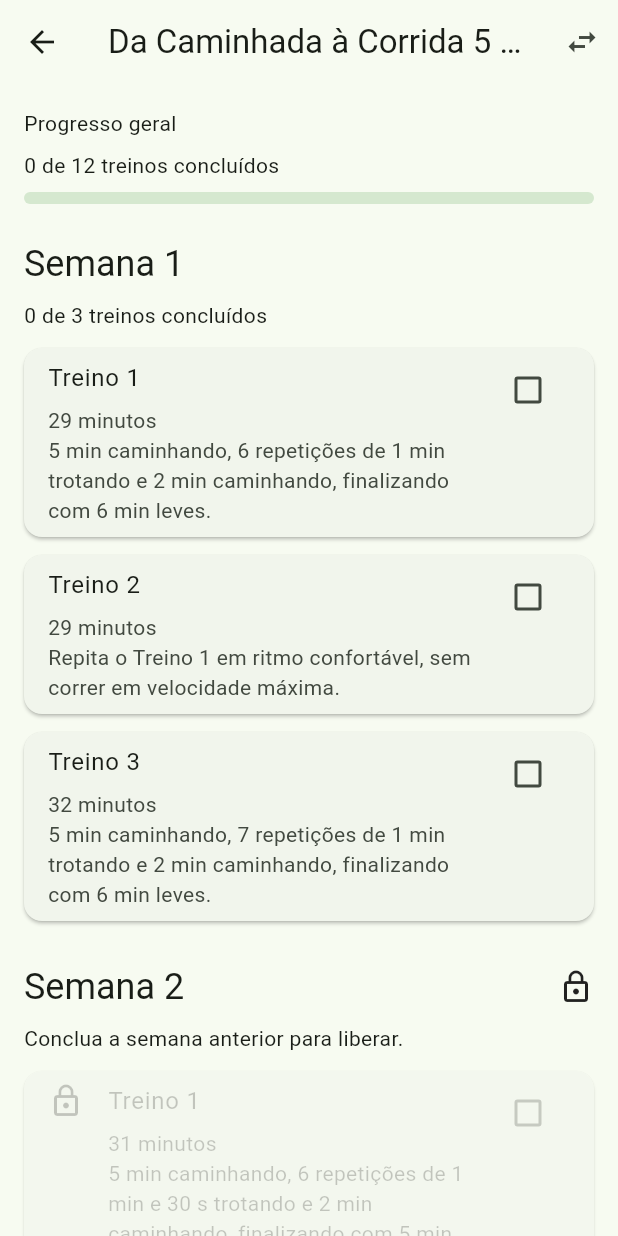
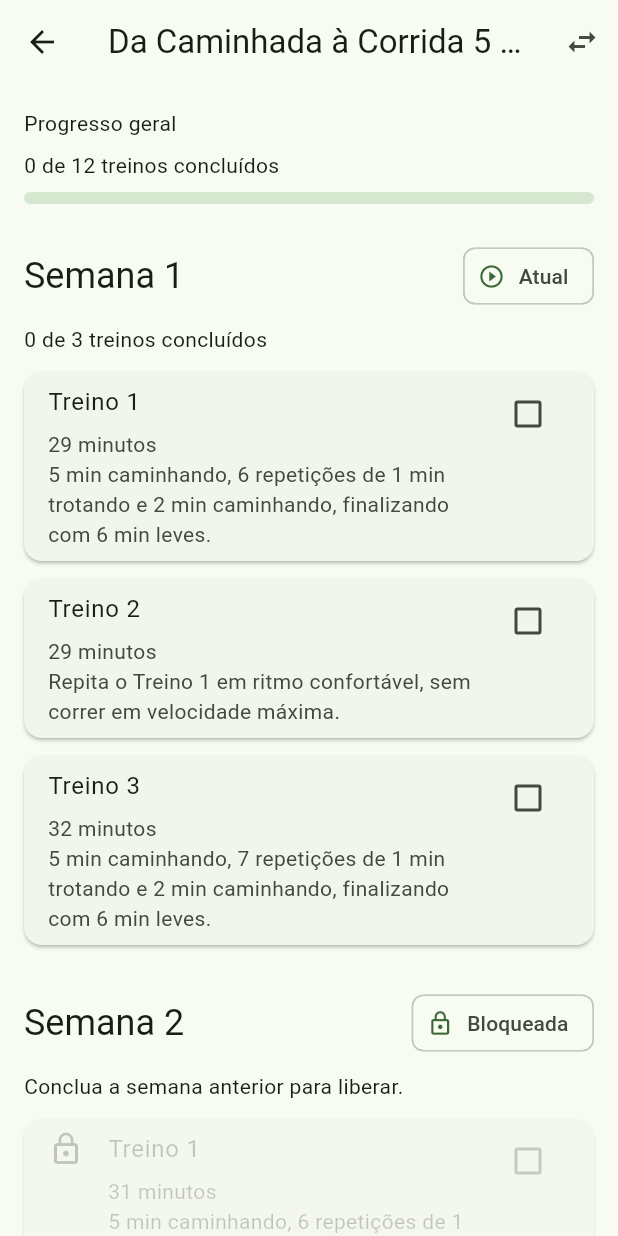
Before and after one commit to HonorioCodes/projeto-atlas, a Flutter app: the TrainingPlanScreen screen opened directly, on a phone screen of 412 x 824 dp. Run offline on Flutter 3.47's test engine with Material 3 defaults, Android fonts, the light colour scheme and no system bars; our stand-ins replace shared_preferences; accounts and stored records are empty.

Commit message:
feat: adiciona status visual às semanas

```diff
--- a/app/lib/screens/training/training_plan_screen.dart
+++ b/app/lib/screens/training/training_plan_screen.dart
@@ -53,6 +53,26 @@ class _TrainingPlanScreenState extends State<TrainingPlanScreen> {
     }
 
     return _completedCount / _workoutCount;
+  }
+
+  int get _currentWeekIndex {
+    for (
+      var weekIndex = 0;
+      weekIndex < widget.weeks.length;
+      weekIndex++
+    ) {
+      final isUnlocked =
+          _isWeekUnlocked(weekIndex);
+
+      final isCompleted =
+          _isWeekCompleted(weekIndex);
+
+      if (isUnlocked && !isCompleted) {
+        return weekIndex;
+      }
+    }
+
+    return widget.weeks.length - 1;
   }
 
   @override
@@ -118,8 +138,13 @@ class _TrainingPlanScreenState extends State<TrainingPlanScreen> {
   int _getWeekStartIndex(int weekIndex) {
     var startIndex = 0;
 
-    for (var index = 0; index < weekIndex; index++) {
-      startIndex += widget.weeks[index].workouts.length;
+    for (
+      var index = 0;
+      index < weekIndex;
+      index++
+    ) {
+      startIndex +=
+          widget.weeks[index].workouts.length;
     }
 
     return startIndex;
@@ -130,13 +155,16 @@ class _TrainingPlanScreenState extends State<TrainingPlanScreen> {
       return true;
     }
 
-    final previousWeekIndex = weekIndex - 1;
+    final previousWeekIndex =
+        weekIndex - 1;
 
     final previousWeek =
         widget.weeks[previousWeekIndex];
 
     final previousWeekStartIndex =
-        _getWeekStartIndex(previousWeekIndex);
+        _getWeekStartIndex(
+      previousWeekIndex,
+    );
 
     final previousWeekEndIndex =
         previousWeekStartIndex +
@@ -146,6 +174,26 @@ class _TrainingPlanScreenState extends State<TrainingPlanScreen> {
         .sublist(
           previousWeekStartIndex,
           previousWeekEndIndex,
+        )
+        .every(
+          (workout) => workout,
+        );
+  }
+
+  bool _isWeekCompleted(int weekIndex) {
+    final week =
+        widget.weeks[weekIndex];
+
+    final startIndex =
+        _getWeekStartIndex(weekIndex);
+
+    final endIndex =
+        startIndex + week.workouts.length;
+
+    return _completedWorkouts
+        .sublist(
+          startIndex,
+          endIndex,
         )
         .every(
           (workout) => workout,
@@ -210,15 +258,26 @@ class _TrainingPlanScreenState extends State<TrainingPlanScreen> {
       weekIndex < widget.weeks.length;
       weekIndex++
     ) {
-      final week = widget.weeks[weekIndex];
+      final week =
+          widget.weeks[weekIndex];
 
       final isUnlocked =
           _isWeekUnlocked(weekIndex);
 
-      final firstIndex = workoutIndex;
+      final isCompleted =
+          _isWeekCompleted(weekIndex);
+
+      final isCurrent =
+          isUnlocked &&
+          !isCompleted &&
+          weekIndex == _currentWeekIndex;
+
+      final firstIndex =
+          workoutIndex;
 
       final lastIndex =
-          firstIndex + week.workouts.length;
+          firstIndex +
+          week.workouts.length;
 
       final completedInWeek =
           _completedWorkouts
@@ -243,8 +302,34 @@ class _TrainingPlanScreenState extends State<TrainingPlanScreen> {
               ),
             ),
             if (!isUnlocked)
-              const Icon(
-                Icons.lock_outline,
+              const Chip(
+                avatar: Icon(
+                  Icons.lock_outline,
+                  size: 18,
+                ),
+                label: Text(
+                  'Bloqueada',
+                ),
+              )
+            else if (isCompleted)
+              const Chip(
+                avatar: Icon(
+                  Icons.check_circle_outline,
+                  size: 18,
+                ),
+                label: Text(
+                  'Concluída',
+                ),
+              )
+            else if (isCurrent)
+              const Chip(
+                avatar: Icon(
+                  Icons.play_circle_outline,
+                  size: 18,
+                ),
+                label: Text(
+                  'Atual',
+                ),
               ),
           ],
         ),
```
